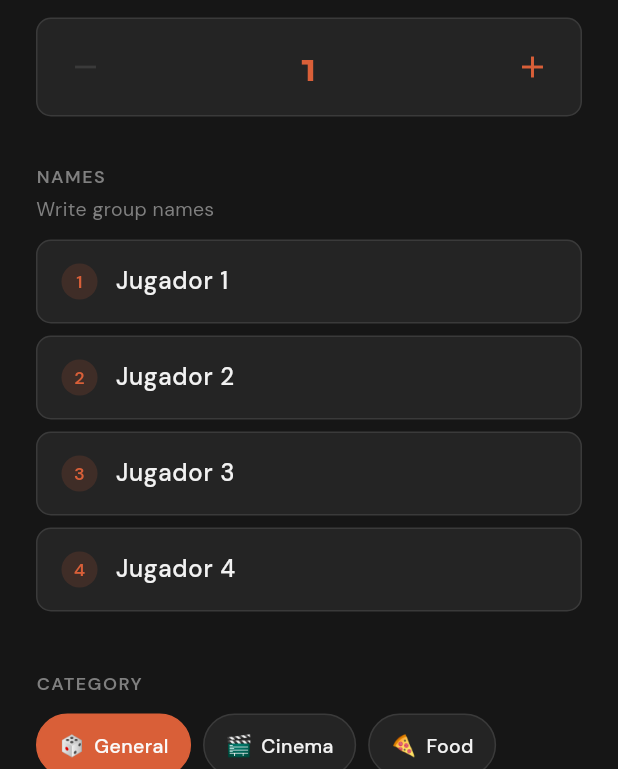
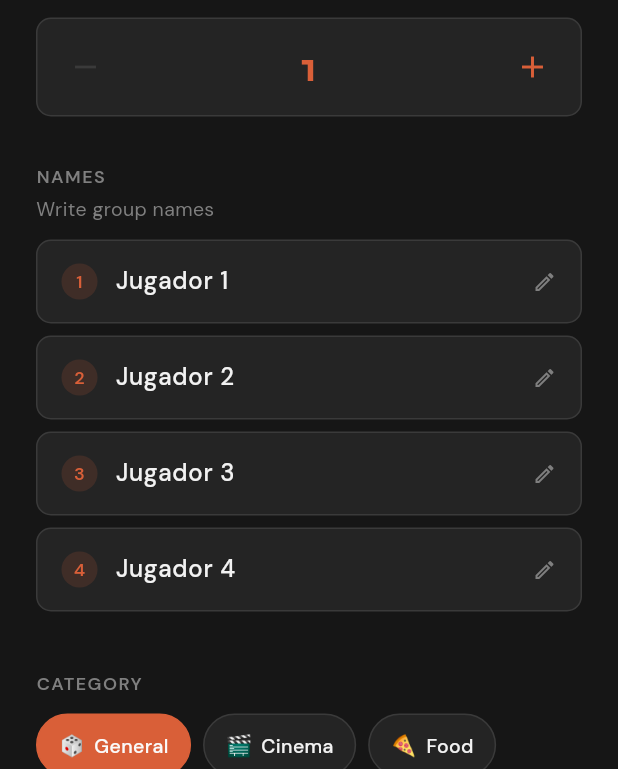
Before and after one commit to JavierMorilla/chameleon, a Flutter app: the SetupScreen screen opened directly, on a phone screen of 412 x 824 dp, the part 467-1236 px from its top. Run offline on Flutter 3.47's test engine with Material 3 defaults, Android fonts, the phone set to English and light mode, and no system bars; our stand-ins replace flutter_animate, google_fonts, shared_preferences; accounts and stored records are empty.

Commit message:
polish: Persist full config, add name field edit icon, and resolve empty name fallback on blur

```diff
--- a/lib/screens/setup_screen.dart
+++ b/lib/screens/setup_screen.dart
@@ -299,7 +299,7 @@ class _NameFieldState extends State<_NameField> {
       setState(() => _focused = widget.focusNode.hasFocus);
       if (!widget.focusNode.hasFocus) {
         final text = widget.controller.text.trim();
-        if (text.isNotEmpty) widget.onSubmit(text);
+        widget.onSubmit(text);
       }
     };
     widget.focusNode.addListener(_listener);
@@ -377,6 +377,12 @@ class _NameFieldState extends State<_NameField> {
               },
               onChanged: (v) => widget.onSubmit(v),
             ),
+          ),
+          const SizedBox(width: 8),
+          Icon(
+            Icons.mode_edit_outlined,
+            size: 16,
+            color: _focused ? AppColors.primary : AppColors.muted,
           ),
           const SizedBox(width: 16),
         ],
```
Also changed, not shown: lib/models/game_state.dart (+11 -2 lines).
